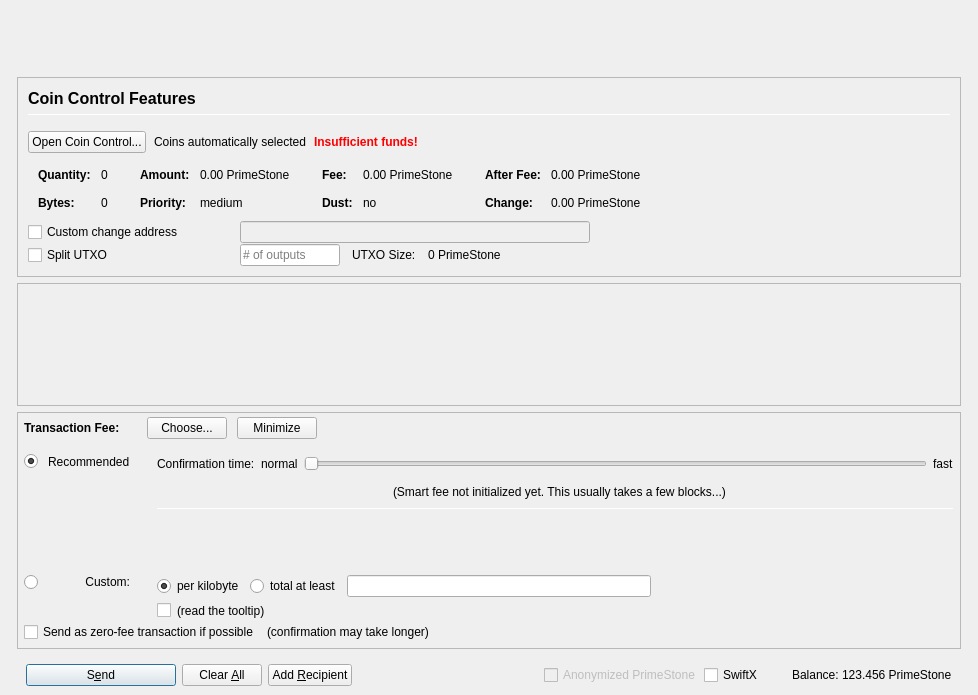
KABBERRY/Kabberry-Coin, file src/qt/forms/sendcoinsdialog.ui: the form before one commit.
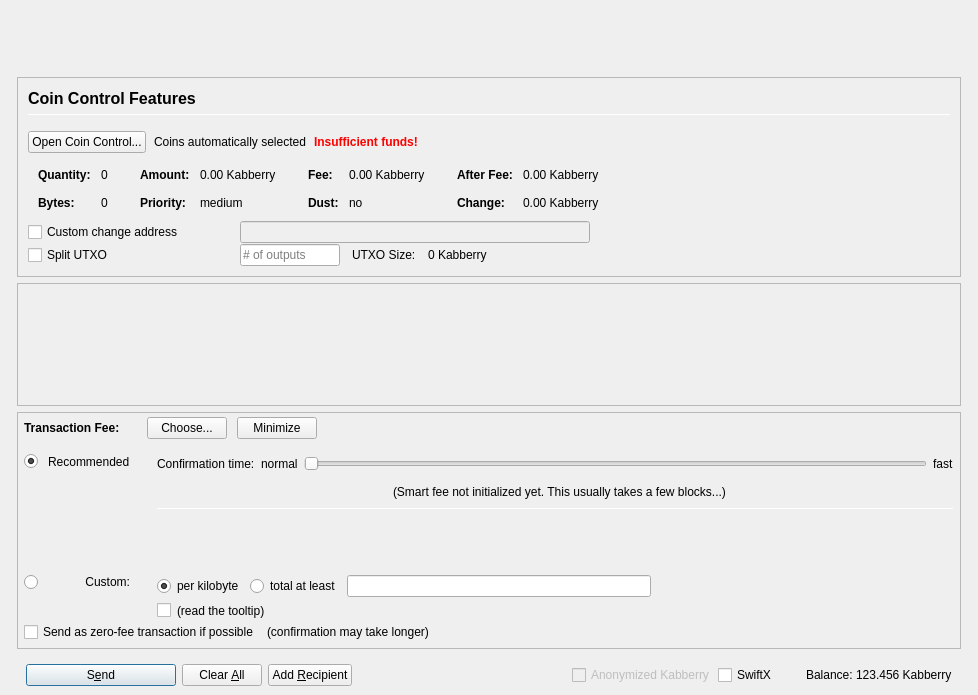
The form after the commit. Icons and pictures are not drawn. Custom widgets are drawn as their Qt base class.

Commit message: kabberry qt update

The edit to the form file:
```diff
--- a/src/qt/forms/sendcoinsdialog.ui
+++ b/src/qt/forms/sendcoinsdialog.ui
@@ -493,7 +493,7 @@
                         <enum>Qt::ActionsContextMenu</enum>
                        </property>
                        <property name="text">
-                        <string notr="true">0.00 PrimeStone</string>
+                        <string notr="true">0.00 Kabberry</string>
                        </property>
                        <property name="textInteractionFlags">
                         <set>Qt::LinksAccessibleByMouse|Qt::TextSelectableByKeyboard|Qt::TextSelectableByMouse</set>
@@ -573,7 +573,7 @@
                         <enum>Qt::ActionsContextMenu</enum>
                        </property>
                        <property name="text">
-                        <string notr="true">0.00 PrimeStone</string>
+                        <string notr="true">0.00 Kabberry</string>
                        </property>
                        <property name="textInteractionFlags">
                         <set>Qt::LinksAccessibleByMouse|Qt::TextSelectableByKeyboard|Qt::TextSelectableByMouse</set>
@@ -653,7 +653,7 @@
                         <enum>Qt::ActionsContextMenu</enum>
                        </property>
                        <property name="text">
-                        <string notr="true">0.00 PrimeStone</string>
+                        <string notr="true">0.00 Kabberry</string>
                        </property>
                        <property name="textInteractionFlags">
                         <set>Qt::LinksAccessibleByMouse|Qt::TextSelectableByKeyboard|Qt::TextSelectableByMouse</set>
@@ -682,7 +682,7 @@
                         <enum>Qt::ActionsContextMenu</enum>
                        </property>
                        <property name="text">
-                        <string notr="true">0.00 PrimeStone</string>
+                        <string notr="true">0.00 Kabberry</string>
                        </property>
                        <property name="textInteractionFlags">
                         <set>Qt::LinksAccessibleByMouse|Qt::TextSelectableByKeyboard|Qt::TextSelectableByMouse</set>
@@ -849,7 +849,7 @@
                 <item>
                  <widget class="QLabel" name="labelBlockSize">
                   <property name="text">
-                   <string>0 PrimeStone</string>
+                   <string>0 Kabberry</string>
                   </property>
                  </widget>
                 </item>
@@ -1686,7 +1686,7 @@
                 <bool>false</bool>
                </property>
                <property name="text">
-                <string>Anonymized PrimeStone</string>
+                <string>Anonymized Kabberry</string>
                </property>
               </widget>
              </item>
@@ -1725,7 +1725,7 @@
                 <cursorShape>IBeamCursor</cursorShape>
                </property>
                <property name="text">
-                <string notr="true">123.456 PrimeStone</string>
+                <string notr="true">123.456 Kabberry</string>
                </property>
                <property name="textInteractionFlags">
                 <set>Qt::LinksAccessibleByMouse|Qt::TextSelectableByKeyboard|Qt::TextSelectableByMouse</set>
```
Left out of the diff: 8 changed lines with no effect on the pictures. The commit also changes 302 other files.
